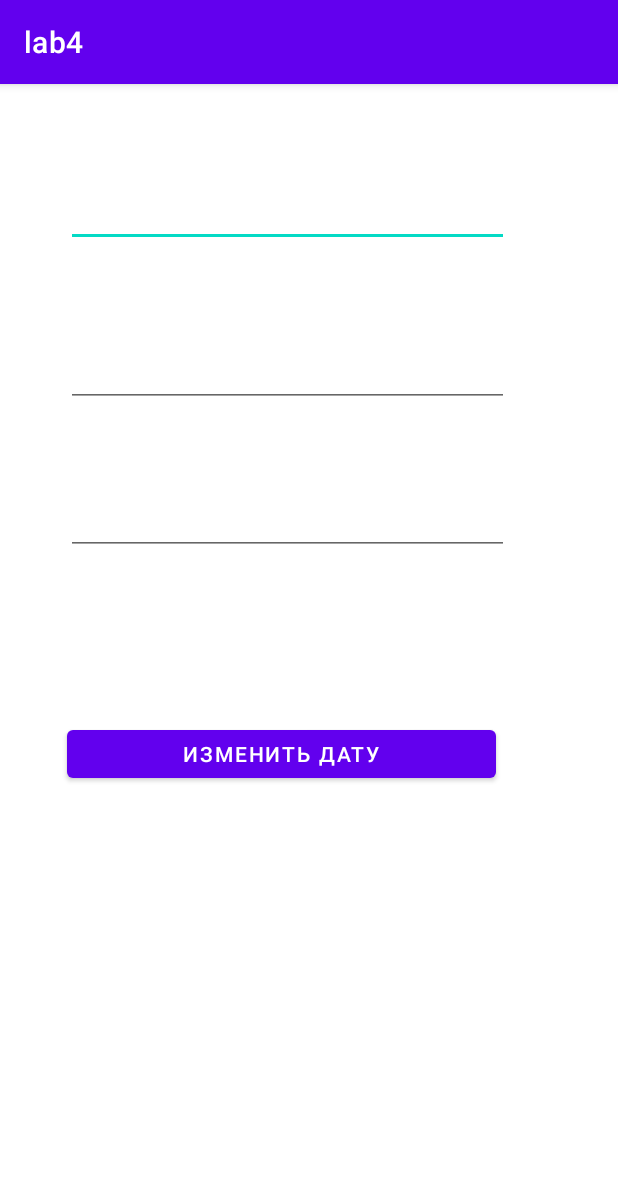
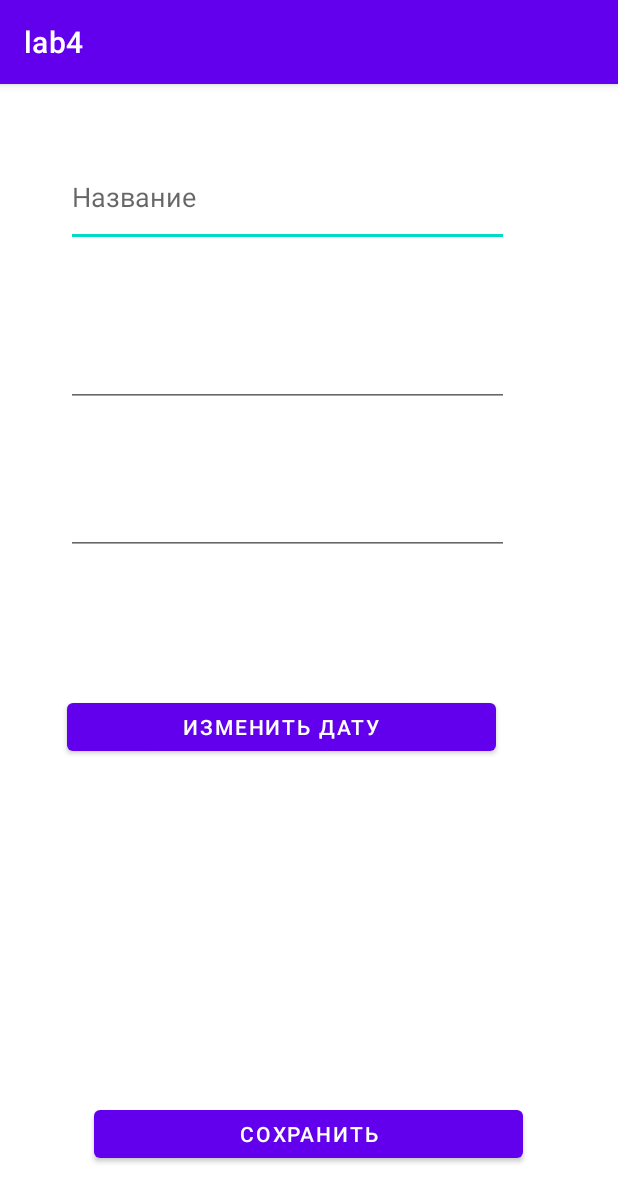
Before and after one commit to jk2911/lab4, an Android app: the ClubActivity screen opened directly, with no data from a screen before it, on a phone screen of 412 x 824 dp. Shown: the top 1202 px of the screen. Run offline under Robolectric (Android 15) with nearby library versions, the phone set to English and light mode, and no system bars.

Commit message:
adding a club

```diff
--- a/app/src/main/res/layout/activity_club.xml
+++ b/app/src/main/res/layout/activity_club.xml
@@ -10,6 +10,7 @@
         android:id="@+id/name"
         android:layout_width="295dp"
         android:layout_height="66dp"
+        android:hint="Название"
         app:layout_constraintBottom_toBottomOf="parent"
         app:layout_constraintEnd_toEndOf="parent"
         app:layout_constraintHorizontal_bias="0.379"
@@ -54,14 +55,27 @@
         android:id="@+id/button"
         android:layout_width="286dp"
         android:layout_height="44dp"
+        android:onClick="setDate"
         android:text="Изменить дату"
-        android:onClick="setDate"
         app:layout_constraintBottom_toBottomOf="parent"
         app:layout_constraintEnd_toEndOf="parent"
         app:layout_constraintHorizontal_bias="0.352"
         app:layout_constraintStart_toStartOf="parent"
         app:layout_constraintTop_toBottomOf="@+id/date"
-        app:layout_constraintVertical_bias="0.104" />
+        app:layout_constraintVertical_bias="0.05" />
+
+    <Button
+        android:id="@+id/button1"
+        android:layout_width="286dp"
+        android:layout_height="44dp"
+        android:onClick="save"
+        android:text="Сохранить"
+        app:layout_constraintBottom_toBottomOf="parent"
+        app:layout_constraintEnd_toEndOf="parent"
+        app:layout_constraintHorizontal_bias="0.496"
+        app:layout_constraintStart_toStartOf="parent"
+        app:layout_constraintTop_toBottomOf="@+id/date"
+        app:layout_constraintVertical_bias="0.863" />
 
 
 </androidx.constraintlayout.widget.ConstraintLayout>
```
Also changed, not shown: app/src/main/java/maxim/goy/lab4/ClubActivity.java (+31 -17 lines).
